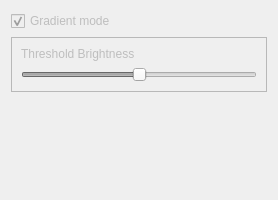
Old version of the form src/widgets/panels/image-panel.ui in the repository flux3dp/swiftray.
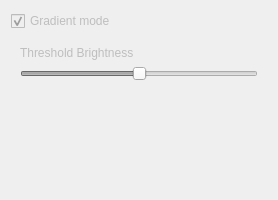
New version of the form.

Commit message: Use QWidget instead of QFrame for brightness setting group. (#120)

Patch:
```diff
--- a/src/widgets/panels/image-panel.ui
+++ b/src/widgets/panels/image-panel.ui
@@ -23,7 +23,7 @@
    <string notr="true"/>
   </property>
   <property name="lineWidth">
-   <number>0</number>
+   <number>1</number>
   </property>
   <layout class="QVBoxLayout" name="verticalLayout">
    <item>
@@ -37,29 +37,20 @@
     </widget>
    </item>
    <item>
-    <widget class="QFrame" name="thresholdFrame">
-     <property name="styleSheet">
-      <string notr="true"/>
+    <widget class="QWidget" name="brightnessThresholdGroup" native="true">
+     <property name="enabled">
+      <bool>false</bool>
      </property>
-     <property name="frameShape">
-      <enum>QFrame::StyledPanel</enum>
-     </property>
-     <property name="frameShadow">
-      <enum>QFrame::Plain</enum>
-     </property>
-     <property name="lineWidth">
-      <number>0</number>
-     </property>
-     <layout class="QVBoxLayout" name="verticalLayout_3">
+     <layout class="QVBoxLayout" name="verticalLayout_2">
       <item>
-       <widget class="QLabel" name="label">
+       <widget class="QLabel" name="brightnessThresholdLabel">
         <property name="text">
          <string>Threshold Brightness</string>
         </property>
        </widget>
       </item>
       <item>
-       <widget class="QSlider" name="horizontalSlider">
+       <widget class="QSlider" name="brightnessThresholdSlider">
         <property name="enabled">
          <bool>false</bool>
         </property>
```
Left out of the diff: 2 changed lines with no effect on the pictures. The commit also changes 2 other files.
